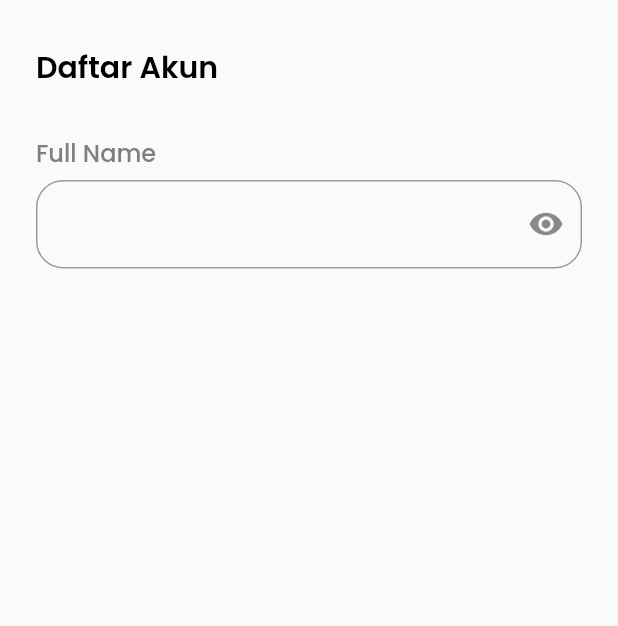
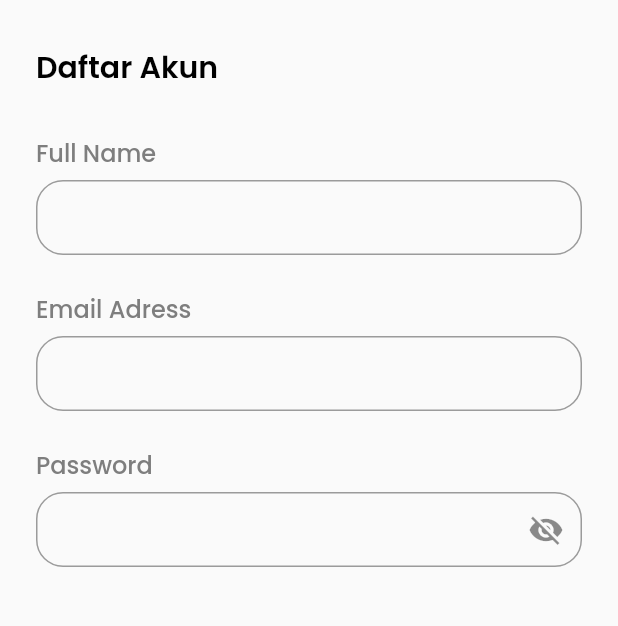
Before and after one commit to Bagongs/laporKu, a Flutter app: the screen it shows after launch, on a phone screen of 412 x 824 dp, the part 195-821 px from its top. Run offline on Flutter 3.47's test engine with Material 2 defaults, Android fonts, the phone set to English and light mode, and no system bars; our stand-ins replace google_fonts.

Commit message:
menambahkan fitur visible pada password

```diff
--- a/lib/common/theme.dart
+++ b/lib/common/theme.dart
@@ -8,8 +8,8 @@ Color greyColor = const Color(0xff7E7E7E);
 Color blackColor = const Color(0xff000000);
 Color whiteColor = const Color(0xffFFFFFF);
 
-double defaultRadius = 24.0;
-
+double defaultMargin = 24.0;
+double defaultRadius = 18.0;
 TextStyle blackTextStyle = GoogleFonts.poppins(
   color: blackColor,
 );
--- a/lib/main.dart
+++ b/lib/main.dart
@@ -1,6 +1,8 @@
 import 'package:flutter/material.dart';
 import 'package:flutter/services.dart';
+import 'package:laporku/provider/textfield_provider.dart';
 import 'package:laporku/ui/screen/sign_up_page.dart';
+import 'package:provider/provider.dart';
 
 void main() {
   // NOTE: keep the app portrait up
@@ -14,9 +16,16 @@ class MyApp extends StatelessWidget {
 
   @override
   Widget build(BuildContext context) {
-    return const MaterialApp(
-      debugShowCheckedModeBanner: false,
-      home: SignUpPage(),
+    return MultiProvider(
+      providers: [
+        ChangeNotifierProvider(
+          create: (context) => TextFieldProvider(),
+        )
+      ],
+      child: const MaterialApp(
+        debugShowCheckedModeBanner: false,
+        home: SignUpPage(),
+      ),
     );
   }
 }
--- /dev/null
+++ b/lib/provider/textfield_provider.dart
@@ -0,0 +1,13 @@
+import 'package:flutter/material.dart';
+
+class TextFieldProvider extends ChangeNotifier {
+  bool _isVisible = false;
+  bool get isVisible => _isVisible;
+  bool _isPassword = false;
+  bool get isPassword => _isPassword;
+  void changeIconPassword() {
+    _isVisible = !_isVisible;
+    _isPassword = !_isPassword;
+    notifyListeners();
+  }
+}
--- a/lib/ui/screen/sign_up_page.dart
+++ b/lib/ui/screen/sign_up_page.dart
@@ -4,7 +4,6 @@ import 'package:laporku/ui/widgets/text_field_custom_widget.dart';
 
 class SignUpPage extends StatelessWidget {
   const SignUpPage({Key? key}) : super(key: key);
-
   @override
   Widget build(BuildContext context) {
     return Scaffold(
@@ -13,16 +12,21 @@ class SignUpPage extends StatelessWidget {
           child: Padding(
             padding: EdgeInsets.only(
               top: 30,
-              left: defaultRadius,
-              right: defaultRadius,
+              left: defaultMargin,
+              right: defaultMargin,
             ),
             child: Column(
               crossAxisAlignment: CrossAxisAlignment.start,
               children: [
+                // NOTE : LOGO SIGN UP
                 _logoWidget(),
                 const SizedBox(
                   height: 30,
                 ),
+                // NOTE : TEXTFIELD SIGN UP
+                Column(
+                  crossAxisAlignment: CrossAxisAlignment.start,
+                  children: [
                     Text(
                       "Daftar Akun",
                       style: blackTextStyle.copyWith(
@@ -35,8 +39,22 @@ class SignUpPage extends StatelessWidget {
                     ),
                     const TextFieldCustomWidget(
                       textName: "Full Name",
-                  isPassword: false,
-                )
+                    ),
+                    const SizedBox(
+                      height: 24,
+                    ),
+                    const TextFieldCustomWidget(
+                      textName: "Email Adress",
+                    ),
+                    const SizedBox(
+                      height: 24,
+                    ),
+                    const TextFieldCustomWidget(
+                      textName: "Password",
+                      isPassword: true,
+                    ),
+                  ],
+                ),
               ],
             ),
           ),
--- a/lib/ui/widgets/text_field_custom_widget.dart
+++ b/lib/ui/widgets/text_field_custom_widget.dart
@@ -1,9 +1,12 @@
 import 'package:flutter/material.dart';
 import 'package:laporku/common/theme.dart';
+import 'package:laporku/provider/textfield_provider.dart';
+import 'package:provider/provider.dart';
 
 class TextFieldCustomWidget extends StatelessWidget {
   final String textName;
   final bool isPassword;
+
   const TextFieldCustomWidget({
     Key? key,
     required this.textName,
@@ -12,6 +15,7 @@ class TextFieldCustomWidget extends StatelessWidget {
 
   @override
   Widget build(BuildContext context) {
+    TextFieldProvider pText = Provider.of<TextFieldProvider>(context);
     return Column(
       crossAxisAlignment: CrossAxisAlignment.start,
       children: [
@@ -25,18 +29,51 @@ class TextFieldCustomWidget extends StatelessWidget {
         const SizedBox(
           height: 6,
         ),
-        TextField(
-          obscureText: isPassword,
-          decoration: InputDecoration(
-            border: OutlineInputBorder(
-              borderRadius: BorderRadius.circular(18),
-            ),
-            suffixIcon: Icon(
-              isPassword ? Icons.visibility_off : Icons.visibility,
-            ),
+        Container(
+          height: 50,
+          width: double.infinity,
+          decoration: BoxDecoration(
+            borderRadius: BorderRadius.circular(defaultRadius),
           ),
+          child: isPassword ? _textFieldPassword(pText) : _textFieldName(),
         )
       ],
     );
   }
+
+  TextField _textFieldName() {
+    return TextField(
+      obscureText: isPassword,
+      keyboardType: TextInputType.text,
+      maxLines: 1,
+      decoration: InputDecoration(
+        border: OutlineInputBorder(
+          borderRadius: BorderRadius.circular(
+            defaultRadius,
+          ),
+        ),
+      ),
+    );
+  }
+
+  TextField _textFieldPassword(TextFieldProvider pText) {
+    return TextField(
+      obscureText: pText.isPassword,
+      keyboardType: TextInputType.visiblePassword,
+      maxLines: 1,
+      decoration: InputDecoration(
+        suffixIcon: IconButton(
+          onPressed: () {
+            pText.changeIconPassword();
+          },
+          icon: Icon(pText.isVisible ? Icons.visibility : Icons.visibility_off),
+        ),
+        border: OutlineInputBorder(
+          borderRadius: BorderRadius.circular(
+            defaultRadius,
+          ),
+        ),
+      ),
+    );
+  }
 }
```
Also changed, not shown: pubspec.yaml (+1 -6 lines), pubspec.lock. Lines whose indentation alone changed are shown as unchanged.
